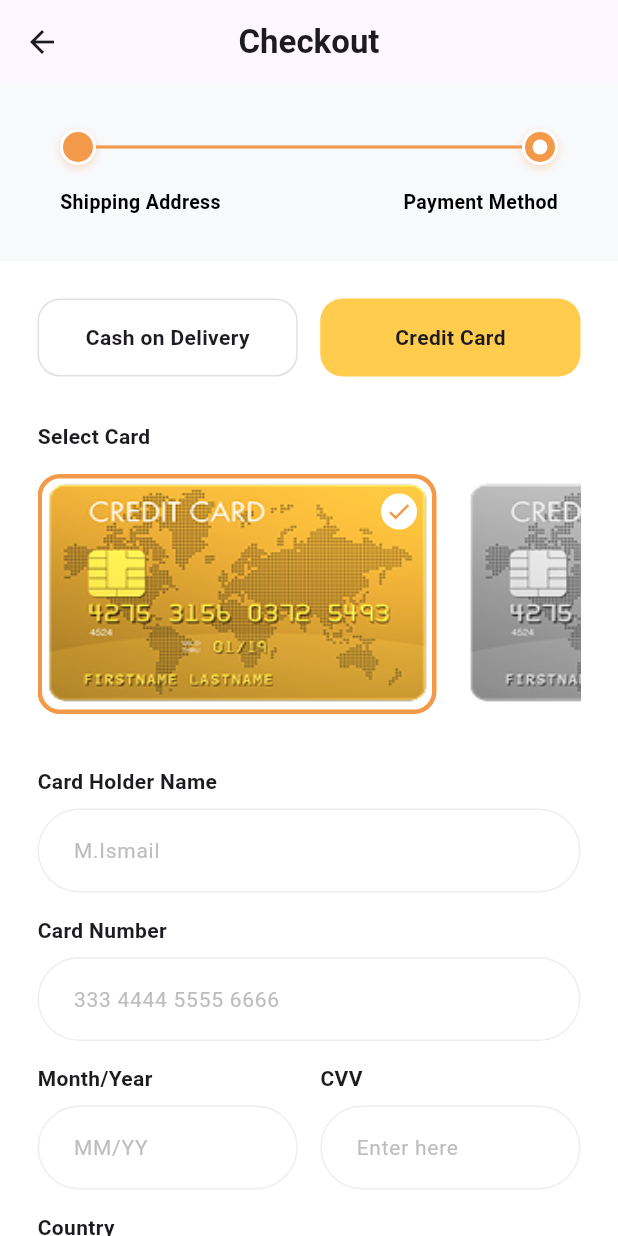
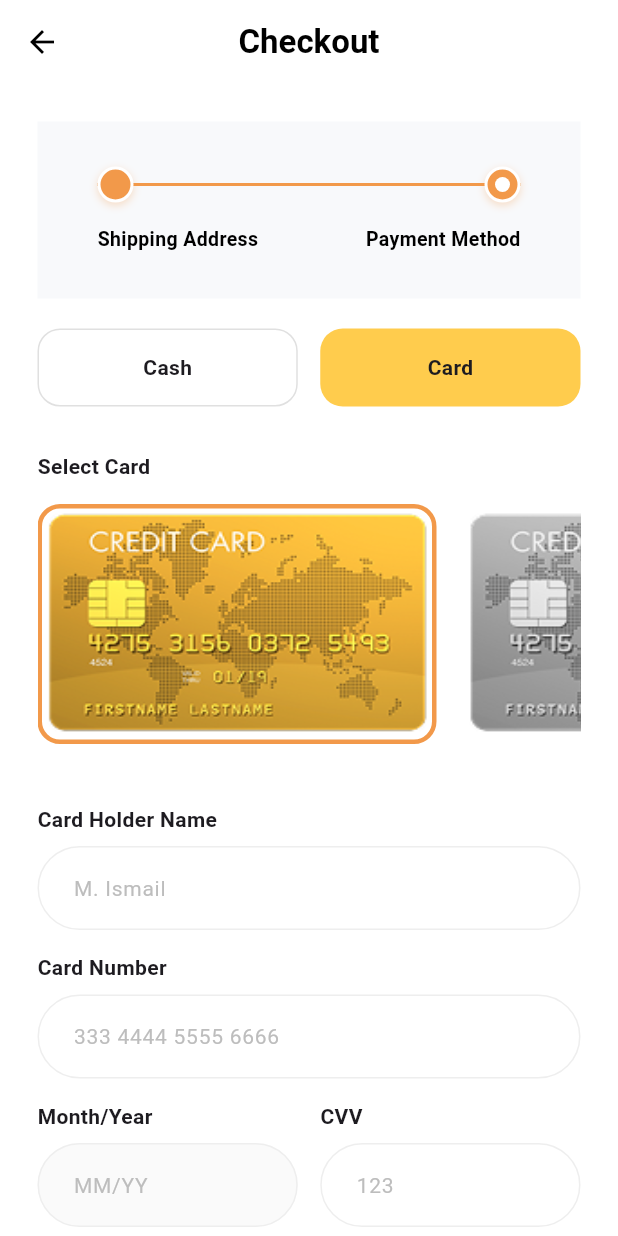
Before and after one commit to IsmailCoder366/frisky_fruits, a Flutter app: the PaymentMethodScreen screen opened by its route, on a phone screen of 412 x 824 dp. Run offline on Flutter 3.47's test engine with Material 3 defaults, Android fonts, the phone set to English and light mode, and no system bars; our stand-ins replace bloc, cloud_firestore, confetti, firebase_auth, firebase_core, flutter_bloc and 1 more; missing offline and left inert: flutter_stripe, flutter_stripe_web; accounts and stored records are empty.

Commit message:
payment method added

```diff
--- a/lib/core/widgets/checkout_form.dart
+++ b/lib/core/widgets/checkout_form.dart
@@ -5,14 +5,19 @@ class CheckoutFormField extends StatelessWidget {
   final String hint;
   final bool isOrange;
   final TextEditingController? controller;
-  final DropdownButtonFormField? dropdownButtonFormField;
+  final bool readOnly; // 👈 Added to prevent typing when using DatePicker
+  final VoidCallback? onTap; // 👈 Added to trigger the DatePicker
+  final Widget? suffixIcon; // 👈 Useful for adding icons like 'calendar'
 
   const CheckoutFormField({
     super.key,
     required this.label,
     required this.hint,
     this.isOrange = false,
-    this.controller, this.dropdownButtonFormField,
+    this.controller,
+    this.readOnly = false,
+    this.onTap,
+    this.suffixIcon,
   });
 
   @override
@@ -22,22 +27,33 @@ class CheckoutFormField extends StatelessWidget {
       children: [
         Padding(
           padding: const EdgeInsets.only(bottom: 8, top: 15),
-          child: Text(label, style: const TextStyle(fontWeight: FontWeight.bold, fontSize: 14)),
+          child: Text(
+              label,
+              style: const TextStyle(fontWeight: FontWeight.bold, fontSize: 14)
+          ),
         ),
         TextField(
           controller: controller,
+          readOnly: readOnly, // Use this for the Month/Year selection
+          onTap: onTap,       // Triggers your _pickExpiryDate function
           decoration: InputDecoration(
             hintText: hint,
+            suffixIcon: suffixIcon,
             hintStyle: TextStyle(color: Colors.grey[400], fontSize: 14),
             contentPadding: const EdgeInsets.symmetric(horizontal: 20, vertical: 16),
             enabledBorder: OutlineInputBorder(
               borderRadius: BorderRadius.circular(30),
-              borderSide: BorderSide(color: isOrange ? const Color(0xFFF2994A) : Colors.grey[200]!),
+              borderSide: BorderSide(
+                  color: isOrange ? const Color(0xFFF2994A) : Colors.grey[200]!
+              ),
             ),
             focusedBorder: OutlineInputBorder(
               borderRadius: BorderRadius.circular(30),
               borderSide: const BorderSide(color: Color(0xFFF2994A), width: 1.5),
             ),
+            // Style for when the field is read-only but still clickable
+            filled: readOnly,
+            fillColor: readOnly ? Colors.grey[50] : Colors.transparent,
           ),
         ),
       ],
--- /dev/null
+++ b/lib/features/checkout/bloc/payment_bloc.dart
@@ -0,0 +1,26 @@
+import 'package:flutter_bloc/flutter_bloc.dart';
+import 'payment_event.dart';
+import 'payment_state.dart';
+import '../repository/payment_repository.dart';
+
+class PaymentBloc extends Bloc<PaymentEvent, PaymentState> {
+  final PaymentRepository repository;
+
+  PaymentBloc(this.repository) : super(PaymentInitial()) {
+    on<ProcessStripePayment>((event, emit) async {
+      emit(PaymentLoading());
+
+      try {
+        // 1. Call your repository to handle the Stripe logic
+        // For now, we simulate a network delay
+        await Future.delayed(const Duration(seconds: 2));
+
+        // Logic: repository.makePayment(event.amount);
+
+        emit(PaymentSuccess());
+      } catch (e) {
+        emit(PaymentFailure(e.toString()));
+      }
+    });
+  }
+}
--- /dev/null
+++ b/lib/features/checkout/bloc/payment_event.dart
@@ -0,0 +1,8 @@
+abstract class PaymentEvent {}
+
+class ProcessStripePayment extends PaymentEvent {
+  final double amount;
+  ProcessStripePayment(this.amount);
+}
+
+// You can add more events here later, like ResetPayment
--- /dev/null
+++ b/lib/features/checkout/bloc/payment_state.dart
@@ -0,0 +1,12 @@
+abstract class PaymentState {}
+
+class PaymentInitial extends PaymentState {}
+
+class PaymentLoading extends PaymentState {}
+
+class PaymentSuccess extends PaymentState {}
+
+class PaymentFailure extends PaymentState {
+  final String error;
+  PaymentFailure(this.error);
+}
--- a/lib/features/checkout/screen/payment_method_screen.dart
+++ b/lib/features/checkout/screen/payment_method_screen.dart
@@ -1,8 +1,14 @@
 import 'package:flutter/material.dart';
-import 'package:frisky_fruits/core/widgets/frisky_button.dart';
-import '../../../core/widgets/checkout_dropdown_field.dart';
-import '../../../core/widgets/checkout_form.dart';
+import 'package:flutter_bloc/flutter_bloc.dart';
+import 'package:intl/intl.dart';
+import '../../../../core/widgets/frisky_button.dart';
+import '../../../../core/widgets/checkout_form.dart';
 import '../widgets/checkout_progress.dart';
+import '../bloc/payment_bloc.dart';
+import '../bloc/payment_event.dart';
+import '../bloc/payment_state.dart';
+import '../../products/bloc/cart_bloc/cart_bloc.dart';
+import '../../products/bloc/cart_bloc/cart_state.dart';
 
 class PaymentMethodScreen extends StatefulWidget {
   const PaymentMethodScreen({super.key});
@@ -12,102 +18,186 @@ class PaymentMethodScreen extends StatefulWidget {
 }
 
 class _PaymentMethodScreenState extends State<PaymentMethodScreen> {
-  // State variables to track selection
   bool isCreditCard = true;
   int selectedCardIndex = 0;
+  final TextEditingController _expiryController = TextEditingController();
 
-  // List of card images
   final List<String> cardImages = [
     'assets/images/gold_card.png',
     'assets/images/grey_card.png',
   ];
 
+  // Logic to show only Month and Year Picker
+  Future<void> _pickExpiryDate() async {
+    showModalBottomSheet(
+      context: context,
+      builder: (BuildContext context) {
+        return Container(
+          height: 300,
+          child: Column(
+            children: [
+              const Padding(
+                padding: EdgeInsets.all(16.0),
+                child: Text("Select Expiry Date", style: TextStyle(fontWeight: FontWeight.bold, fontSize: 18)),
+              ),
+              Expanded(
+                child: CalendarDatePicker(
+                  initialDate: DateTime.now(),
+                  firstDate: DateTime.now(),
+                  lastDate: DateTime(2040),
+                  onDateChanged: (DateTime date) {
+                    setState(() {
+                      _expiryController.text = DateFormat('MM/yy').format(date);
+                    });
+                    Navigator.pop(context);
+                  },
+                ),
+              ),
+            ],
+          ),
+        );
+      },
+    );
+  }
+
   @override
   Widget build(BuildContext context) {
+    return BlocBuilder<CartBloc, CartState>(
+      builder: (context, cartState) {
+        // Calculate Total Price from Cart items
+        double totalToPay = cartState.totalAmount;
+
+        return BlocListener<PaymentBloc, PaymentState>(
+          listener: (context, state) {
+            if (state is PaymentSuccess) Navigator.pushNamed(context, '/order_success');
+            if (state is PaymentFailure) {
+              ScaffoldMessenger.of(context).showSnackBar(
+                SnackBar(content: Text(state.error), backgroundColor: Colors.red),
+              );
+            }
+          },
+          child: BlocBuilder<PaymentBloc, PaymentState>(
+            builder: (context, paymentState) {
               return Scaffold(
                 backgroundColor: Colors.white,
                 appBar: AppBar(
                   title: const Text("Checkout", style: TextStyle(fontWeight: FontWeight.bold)),
                   centerTitle: true,
-        leading: IconButton(
-          icon: const Icon(Icons.arrow_back),
-          onPressed: () => Navigator.pop(context),
+                  backgroundColor: Colors.white,
+                  foregroundColor: Colors.black,
+                  elevation: 0,
                 ),
-      ),
-      body: SingleChildScrollView(
-        child: Column(
+                body: Stack(
                   children: [
-            const CheckoutProgressBar(currentStep: 2),
-            Padding(
+                    SingleChildScrollView(
                       padding: const EdgeInsets.all(25.0),
                       child: Column(
                         crossAxisAlignment: CrossAxisAlignment.start,
                         children: [
-                  // 1. Method Selector
+                          const CheckoutProgressBar(currentStep: 2),
+                          const SizedBox(height: 20),
+                          _buildTypeSelector(),
+                          const SizedBox(height: 30),
+
+                          if (isCreditCard) ...[
+                            _buildCardSection(),
+                            const CheckoutFormField(label: "Card Holder Name", hint: "M. Ismail"),
+                            const CheckoutFormField(label: "Card Number", hint: "333 4444 5555 6666"),
                             Row(
                               children: [
                                 Expanded(
-                        child: _buildTypeButton("Cash on Delivery", !isCreditCard, () {
-                          setState(() => isCreditCard = false);
-                        }),
+                                  child: CheckoutFormField(
+                                    label: "Month/Year",
+                                    hint: "MM/YY",
+                                    controller: _expiryController,
+                                    readOnly: true,
+                                    onTap: _pickExpiryDate,
+                                  ),
                                 ),
                                 const SizedBox(width: 15),
-                      Expanded(
-                        child: _buildTypeButton("Credit Card", isCreditCard, () {
-                          setState(() => isCreditCard = true);
-                        }),
-                      ),
+                                const Expanded(child: CheckoutFormField(label: "CVV", hint: "123")),
                               ],
                             ),
-                  const SizedBox(height: 30),
-
-                  // 2. Dynamic Content Section
-                  if (isCreditCard) ...[
-                    // --- Show this only when Credit Card is selected ---
-                    const Text("Select Card", style: TextStyle(fontWeight: FontWeight.bold)),
-                    const SizedBox(height: 15),
-                    _buildHorizontalCardList(),
-                    const SizedBox(height: 20),
-                    const CheckoutFormField(label: "Card Holder Name", hint: "M.Ismail"),
-                    const CheckoutFormField(label: "Card Number", hint: "333 4444 5555 6666"),
-                    Row(
-                      children: [
-                        Expanded(child: CheckoutFormField(label: "Month/Year", hint: "MM/YY")),
-                        const SizedBox(width: 15),
-                        Expanded(child: CheckoutFormField(label: "CVV", hint: "Enter here")),
-                      ],
-                    ),
-                    CheckoutDropdownField(
-                      label: "Country",
-                      hint: "Choose your country",
-                      items: const ["Pakistan", "USA", 'Dubai', 'India'],
-                      onChanged: (value) {},
-                    ),
                           ] else ...[
-                    // --- Show this only when Cash on Delivery is selected ---
                             _buildCashOnDeliveryInfo(),
                           ],
 
-                  const SizedBox(height: 30),
+                          const SizedBox(height: 40),
+
+                          // --- TOTAL PRICE SUMMARY ---
+                          _buildPriceSummary(totalToPay),
+
+                          const SizedBox(height: 20),
+
                           FriskyButton(
-                    text: 'Confirm order',
-                    onPressed: () {
+                            text: paymentState is PaymentLoading ? 'Processing...' : 'Confirm order',
+                            onPressed: paymentState is PaymentLoading
+                                ? null
+                                : () {
+                              if (isCreditCard) {
+                                context.read<PaymentBloc>().add(ProcessStripePayment(totalToPay));
+                              } else {
                                 Navigator.pushNamed(context, '/order_success');
+                              }
                             },
                             textColor: Colors.black,
                           )
                         ],
                       ),
                     ),
+                    if (paymentState is PaymentLoading)
+                      Container(
+                        color: Colors.black.withOpacity(0.3),
+                        child: const Center(child: CircularProgressIndicator(color: Color(0xFFF2994A))),
+                      ),
                   ],
                 ),
+              );
+            },
+          ),
+        );
+      },
+    );
+  }
+
+  // --- Sub-Widgets ---
+
+  Widget _buildPriceSummary(double total) {
+    return Container(
+      padding: const EdgeInsets.all(20),
+      decoration: BoxDecoration(
+        color: const Color(0xFFFDF9F0),
+        borderRadius: BorderRadius.circular(20),
+        border: Border.all(color: const Color(0xFFFFCC4D).withOpacity(0.3)),
+      ),
+      child: Row(
+        mainAxisAlignment: MainAxisAlignment.spaceBetween,
+        children: [
+          const Text("Total Payable", style: TextStyle(fontSize: 16, fontWeight: FontWeight.w500)),
+          Text("\$${total.toStringAsFixed(2)}",
+              style: const TextStyle(fontSize: 24, fontWeight: FontWeight.bold, color: Color(0xFF1DBF73))),
+        ],
       ),
     );
   }
 
-  // Horizontal Scrollable Cards with Selection
-  Widget _buildHorizontalCardList() {
-    return SizedBox(
+  Widget _buildTypeSelector() {
+    return Row(
+      children: [
+        Expanded(child: _buildTypeButton("Cash", !isCreditCard, () => setState(() => isCreditCard = false))),
+        const SizedBox(width: 15),
+        Expanded(child: _buildTypeButton("Card", isCreditCard, () => setState(() => isCreditCard = true))),
+      ],
+    );
+  }
+
+  Widget _buildCardSection() {
+    return Column(
+      crossAxisAlignment: CrossAxisAlignment.start,
+      children: [
+        const Text("Select Card", style: TextStyle(fontWeight: FontWeight.bold)),
+        const SizedBox(height: 15),
+        SizedBox(
           height: 160,
           child: ListView.builder(
             scrollDirection: Axis.horizontal,
@@ -120,60 +210,36 @@ class _PaymentMethodScreenState extends State<PaymentMethodScreen> {
                   margin: const EdgeInsets.only(right: 15),
                   decoration: BoxDecoration(
                     borderRadius: BorderRadius.circular(15),
-                border: Border.all(
-                  color: isSelected ? const Color(0xFFF2994A) : Colors.transparent,
-                  width: 3,
+                    border: Border.all(color: isSelected ? const Color(0xFFF2994A) : Colors.transparent, width: 3),
                   ),
-              ),
-              child: Stack(
-                children: [
-                  ClipRRect(
+                  child: ClipRRect(
                     borderRadius: BorderRadius.circular(12),
-                    child: Image.asset(cardImages[index], width: 260, fit: BoxFit.fill),
-                  ),
-                  if (isSelected)
-                    const Positioned(
-                      top: 10,
-                      right: 10,
-                      child: CircleAvatar(
-                        radius: 12,
-                        backgroundColor: Colors.white,
-                        child: Icon(Icons.check, color: Color(0xFFF2994A), size: 18),
-                      ),
-                    ),
-                ],
+                    child: Image.asset(cardImages[index], width: 260, height: 160, fit: BoxFit.fill),
                   ),
                 ),
               );
             },
           ),
+        ),
+        const SizedBox(height: 25),
+      ],
     );
   }
 
-  // Cash on Delivery specific UI
   Widget _buildCashOnDeliveryInfo() {
     return Container(
       padding: const EdgeInsets.all(20),
-      decoration: BoxDecoration(
-        color: Colors.grey[100],
-        borderRadius: BorderRadius.circular(15),
-      ),
+      decoration: BoxDecoration(color: Colors.grey[100], borderRadius: BorderRadius.circular(15)),
       child: const Row(
         children: [
-          Icon(Icons.info_outline, color: Colors.grey),
+          Icon(Icons.delivery_dining, color: Color(0xFF1DBF73), size: 30),
           SizedBox(width: 15),
-          Expanded(
-            child: Text(
-              "You will pay when your order is delivered to your doorstep.",
-              style: TextStyle(color: Colors.black54),
-            ),
-          ),
+          Expanded(child: Text("Pay in cash when our rider reaches your doorstep.")),
         ],
       ),
     );
   }
 
-  // Reusable Type Button with Callback
   Widget _buildTypeButton(String title, bool isSelected, VoidCallback onTap) {
     return GestureDetector(
       onTap: onTap,
--- a/lib/features/products/bloc/cart_bloc/cart_event.dart
+++ b/lib/features/products/bloc/cart_bloc/cart_event.dart
@@ -11,3 +11,7 @@ class RemoveFromCart extends CartEvent {
   final ProductModel product;
   RemoveFromCart(this.product);
 }
+
+/// 🧹 Call this event after a successful checkout
+/// to reset the cart for the user.
+class ClearCart extends CartEvent {}
--- a/lib/features/products/bloc/cart_bloc/cart_state.dart
+++ b/lib/features/products/bloc/cart_bloc/cart_state.dart
@@ -2,5 +2,15 @@ import '../../models/product_model.dart';
 
 class CartState {
   final List<ProductModel> items;
+
   CartState({this.items = const []});
+
+  /// 💰 Calculates the total price of all items currently in the cart.
+  /// This is used by the Payment Screen to know how much to charge the customer.
+  double get totalAmount {
+    return items.fold(0.0, (total, current) => total + current.totalItemPrice);
+  }
+
+  /// Helper to get the total number of items (useful for cart badges)
+  int get itemCount => items.length;
 }
--- a/lib/features/products/models/product_model.dart
+++ b/lib/features/products/models/product_model.dart
@@ -1,24 +1,27 @@
 class ProductModel {
   final String name;
-  final String price;
+  final String price; // UI Display price (e.g., "$5.0")
+  final double priceValue; // 👈 Added: Actual number for calculations
   final String imagePath;
   final bool isFavorite;
-  final int quantity; // New variable
-  final double totalItemPrice; // New variable
+  final int quantity;
+  final double totalItemPrice;
 
   const ProductModel({
     required this.name,
     required this.price,
+    this.priceValue = 0.0, // Default to 0.0
     required this.imagePath,
     this.isFavorite = false,
-    this.quantity = 1,          // Default to 1
-    this.totalItemPrice = 0.0,  // Default to 0.0
+    this.quantity = 1,
+    this.totalItemPrice = 0.0,
   });
 
-  // Adding copyWith is essential for BLoC state updates
+  // 🛠 Optimized copyWith
   ProductModel copyWith({
     String? name,
     String? price,
+    double? priceValue,
     String? imagePath,
     bool? isFavorite,
     int? quantity,
@@ -27,10 +30,23 @@ class ProductModel {
     return ProductModel(
       name: name ?? this.name,
       price: price ?? this.price,
+      priceValue: priceValue ?? this.priceValue,
       imagePath: imagePath ?? this.imagePath,
       isFavorite: isFavorite ?? this.isFavorite,
       quantity: quantity ?? this.quantity,
       totalItemPrice: totalItemPrice ?? this.totalItemPrice,
     );
   }
+
+  // --- Useful for the Creator module later ---
+  Map<String, dynamic> toMap() {
+    return {
+      'name': name,
+      'price': price,
+      'priceValue': priceValue,
+      'imagePath': imagePath,
+      'quantity': quantity,
+      'totalItemPrice': totalItemPrice,
+    };
+  }
 }
--- a/pubspec.yaml
+++ b/pubspec.yaml
@@ -43,6 +43,8 @@ dependencies:
   http: ^1.6.0
   image_picker: ^1.2.1
   flutter_stripe: ^12.2.0
+  flutter_stripe_web: ^7.2.1
+  mat_month_picker_dialog: ^1.1.3
 
 dev_dependencies:
   flutter_test:
```
Also changed, not shown: lib/core/widgets/frisky_button.dart (+9 -7 lines), lib/features/checkout/repository/payment_repository.dart (added, +26 -0 lines), lib/features/products/bloc/cart_bloc/cart_bloc.dart (+29 -5 lines), lib/main.dart (+45 -16 lines), pubspec.lock, 2 other files. Lines whose indentation alone changed are shown as unchanged.
